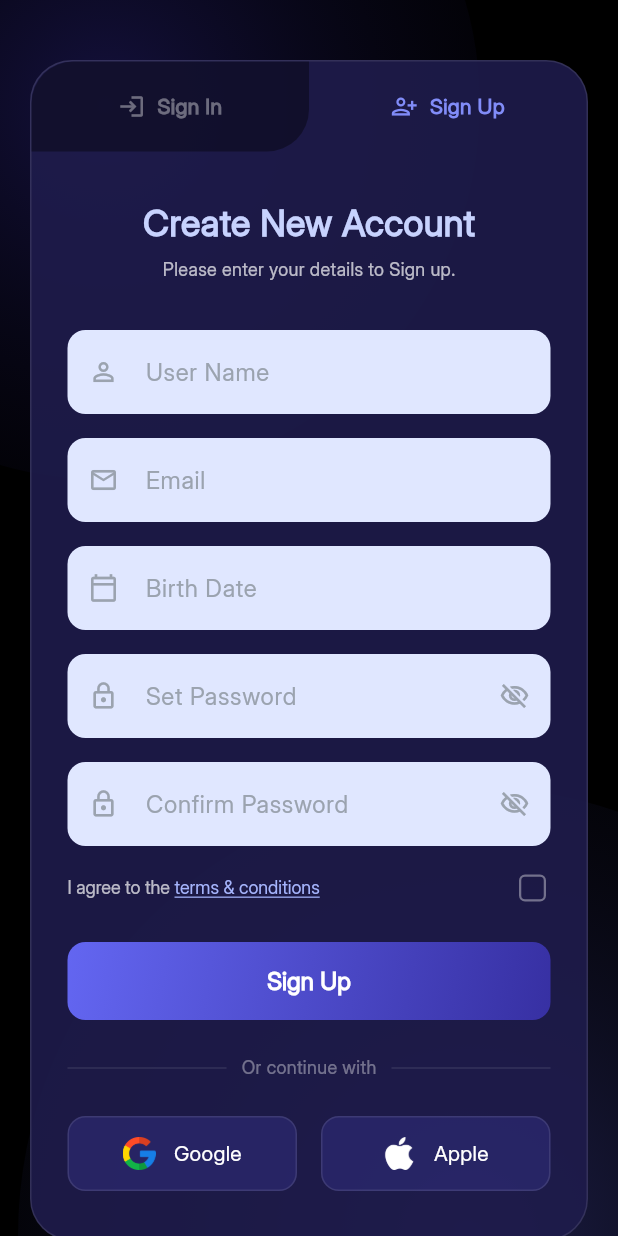
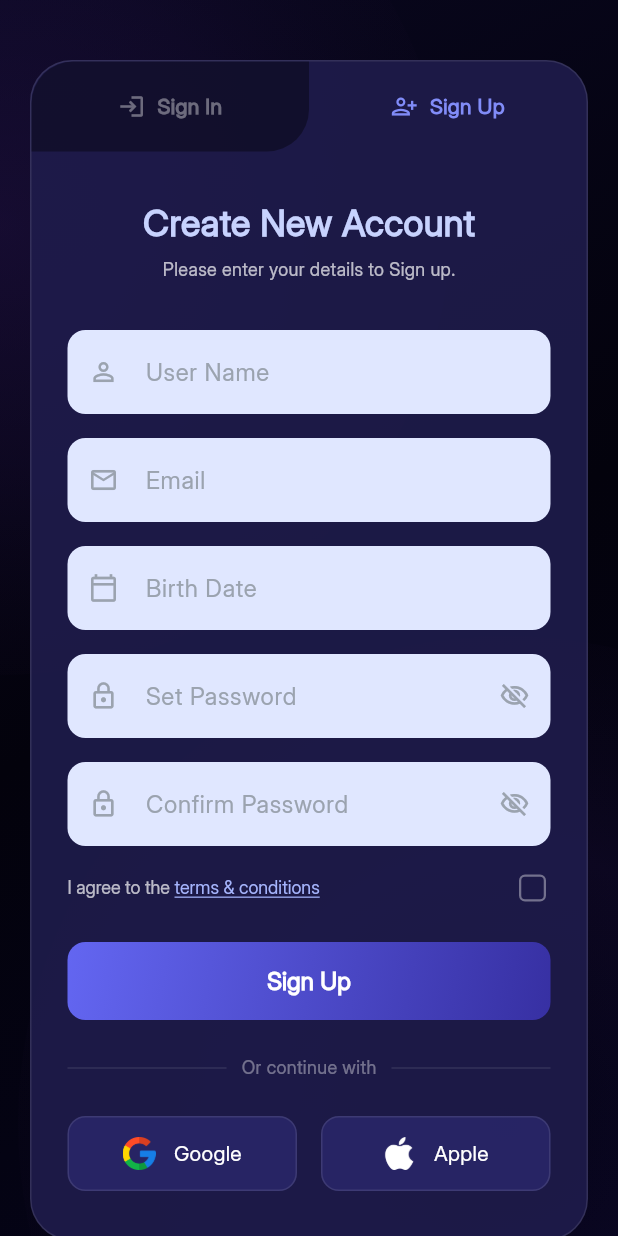
Before and after one commit to shekhorchandra/verdict_debate, a Flutter app: the screen it shows after launch, after a tap on "Next", after a tap on "Skip", on a phone screen of 412 x 824 dp. Run offline on Flutter 3.47's test engine with Material 3 defaults, Android fonts, the phone set to English and light mode, and no system bars; our stand-ins replace country_picker, dotted_border, flutter_credit_card, flutter_svg, get, loading_indicator and 1 more; accounts and stored records are empty; network calls fail.

Commit message:
effect in this page global background color

```diff
--- a/lib/App/modules/common/country/view/GenderSelectionView.dart
+++ b/lib/App/modules/common/country/view/GenderSelectionView.dart
@@ -9,7 +9,7 @@ class GenderSelectionView extends GetView<GenderSelectionController> {
   @override
   Widget build(BuildContext context) {
     return Scaffold(
-      backgroundColor: const Color(0xFF0A091E), // Deep dark background
+      backgroundColor: Colors.transparent, // Important for GlobalBackground
       body: SafeArea(
         child: Padding(
           padding: const EdgeInsets.symmetric(horizontal: 20),
--- a/lib/App/modules/common/onboarding/views/onboarding_view.dart
+++ b/lib/App/modules/common/onboarding/views/onboarding_view.dart
@@ -13,15 +13,16 @@ class OnboardingView extends GetView<OnboardingController> {
     // The requested button/indicator gradient
     final primaryGradient = LinearGradient(
       colors: [
+      AppColor.primaryScale.s600, // Blue 800
         AppColor.primaryScale.s500, // Indigo 500
-        AppColor.primaryScale.s800, // Blue 800
+
       ],
       begin: Alignment.topLeft,
       end: Alignment.bottomRight,
     );
 
     return Scaffold(
-      backgroundColor: Colors.black,
+      backgroundColor: Colors.transparent, // Important for GlobalBackground
       body: Stack(
         children: [
           // 1. BACKGROUND PAGEVIEW
@@ -55,7 +56,8 @@ class OnboardingView extends GetView<OnboardingController> {
                           // Lower Middle: Very dark indigo/black blend
                           Colors.black.withOpacity(0.8),
                           // Bottom: Solid black for text/button contrast
-                          Colors.black,
+                          // Colors.black,
+                          AppColor.primaryScale.s950.withOpacity(0.1),
                         ],
                         stops: const [0.0, 0.4, 0.7, 1.0],
                       ),
@@ -66,15 +68,15 @@ class OnboardingView extends GetView<OnboardingController> {
                   Positioned(
                     left: 30,
                     right: 30,
-                    bottom: 240,
+                    bottom: 230,
                     child: Column(
                       children: [
                         Text(
                           page['title']!,
                           textAlign: TextAlign.center,
                           style: AppText.h1.bold.copyWith(
-                            color: const Color(0xFFC7D2FE),
-                            fontSize: 28,
+                            color: const Color(0xFFA5B4FC),
+                            fontSize: 24,
                             letterSpacing: -0.5,
                           ),
                         ),
--- a/lib/App/modules/debate/profile/about_us/views/About_View.dart
+++ b/lib/App/modules/debate/profile/about_us/views/About_View.dart
@@ -10,7 +10,7 @@ class AboutView extends GetView<AboutController> {
   @override
   Widget build(BuildContext context) {
     return Scaffold(
-      backgroundColor: Colors.transparent,
+      backgroundColor: Colors.transparent, // Important for GlobalBackground
       appBar: const CommonAppBar(backgroundColor: Colors.transparent,title: "About Us"),
       body: SafeArea(
 
--- a/lib/App/modules/debate/profile/account_setting/change_password/views/ChangePasswordView.dart
+++ b/lib/App/modules/debate/profile/account_setting/change_password/views/ChangePasswordView.dart
@@ -9,7 +9,7 @@ class ChangePasswordView extends GetView<ChangePasswordController> {
   @override
   Widget build(BuildContext context) {
     return Scaffold(
-      backgroundColor: const Color(0xFF0F0E28), // Dark background
+      backgroundColor: Colors.transparent, // Important for GlobalBackground
       body: SafeArea(
         child: Column(
           children: [
--- a/lib/App/modules/debate/profile/account_setting/delete_account/views/DeleteAccountView.dart
+++ b/lib/App/modules/debate/profile/account_setting/delete_account/views/DeleteAccountView.dart
@@ -9,7 +9,7 @@ class DeleteAccountView extends GetView<DeleteAccountController> {
   @override
   Widget build(BuildContext context) {
     return Scaffold(
-      backgroundColor: const Color(0xFF0F0E28),
+      backgroundColor: Colors.transparent, // Important for GlobalBackground
       body: SafeArea(
         child: Column(
           children: [
--- a/lib/App/modules/debate/profile/account_setting/setting/controller/AccountSettingsController.dart
+++ b/lib/App/modules/debate/profile/account_setting/setting/controller/AccountSettingsController.dart
@@ -5,7 +5,7 @@ import '../../../../../../routes/app_routes.dart';
 
 class AccountSettingsController extends GetxController {
   // Controllers for the input fields
-  final usernameController = TextEditingController(text: "@tomal_ux");
+  final usernameController = TextEditingController(text: "Tonoy_Saha");
   final emailController = TextEditingController(text: "example123@gmail.com");
   final dobController = TextEditingController(text: "01/04/2001");
 
--- a/lib/App/modules/debate/profile/account_setting/setting/views/AccountSettingsView.dart
+++ b/lib/App/modules/debate/profile/account_setting/setting/views/AccountSettingsView.dart
@@ -9,7 +9,7 @@ class AccountSettingsView extends GetView<AccountSettingsController> {
   @override
   Widget build(BuildContext context) {
     return Scaffold(
-      backgroundColor: const Color(0xFF0F0E28),
+      backgroundColor: Colors.transparent, // Important for GlobalBackground
       body: SafeArea(
         child: Column(
           children: [
--- a/lib/App/modules/debate/profile/buy_gift/views/BuyGiftsView.dart
+++ b/lib/App/modules/debate/profile/buy_gift/views/BuyGiftsView.dart
@@ -9,7 +9,7 @@ class BuyGiftsView extends GetView<BuyGiftsController> {
   @override
   Widget build(BuildContext context) {
     return Scaffold(
-      backgroundColor: Colors.transparent, // Matches the dark background
+      backgroundColor: Colors.transparent, // Important for GlobalBackground
       body: SafeArea(
         child: Column(
           children: [
--- a/lib/App/modules/debate/profile/chat/chat_conversation/views/ChatView.dart
+++ b/lib/App/modules/debate/profile/chat/chat_conversation/views/ChatView.dart
@@ -8,7 +8,7 @@ class ChatView extends GetView<ChatController> {
   @override
   Widget build(BuildContext context) {
     return Scaffold(
-      backgroundColor: const Color(0xFF0D0C1E), // Dark background
+      backgroundColor: Colors.transparent, // Important for GlobalBackground
       appBar: _buildAppBar(),
       body: Column(
         children: [
--- a/lib/App/modules/debate/profile/chat/message/views/MessagesView.dart
+++ b/lib/App/modules/debate/profile/chat/message/views/MessagesView.dart
@@ -11,7 +11,7 @@ class MessagesView extends GetView<MessagesController> {
     return DefaultTabController(
       length: 2,
       child: Scaffold(
-        backgroundColor: const Color(0xFF0D0C1E),
+        backgroundColor: Colors.transparent, // Important for GlobalBackground
         appBar: AppBar(
           backgroundColor: Colors.transparent,
           elevation: 0,
--- a/lib/App/modules/debate/profile/gems/views/GemsShopView.dart
+++ b/lib/App/modules/debate/profile/gems/views/GemsShopView.dart
@@ -9,7 +9,7 @@ class GemsShopView extends GetView<GemsShopController> {
   @override
   Widget build(BuildContext context) {
     return Scaffold(
-      backgroundColor: const Color(0xFF0A091E), // Deep dark background from design
+      backgroundColor: Colors.transparent, // Important for GlobalBackground
       body: SafeArea(
         child: Column(
           crossAxisAlignment: CrossAxisAlignment.start,
--- a/lib/App/modules/debate/profile/gift/views/GiftsView.dart
+++ b/lib/App/modules/debate/profile/gift/views/GiftsView.dart
@@ -10,7 +10,7 @@ class GiftsView extends GetView<GiftsController> {
   @override
   Widget build(BuildContext context) {
     return Scaffold(
-      backgroundColor: Colors.transparent,
+      backgroundColor: Colors.transparent, // Important for GlobalBackground
       body: SafeArea(
         child: Column(
           children: [
--- a/lib/App/modules/debate/profile/my_profile_view/controller/MyProfileController.dart
+++ b/lib/App/modules/debate/profile/my_profile_view/controller/MyProfileController.dart
@@ -6,7 +6,7 @@ class MyProfileController extends GetxController {
   var selectedTab = 0.obs;
 
   // Mock User Data
-  var username = "@tomal_ux".obs;
+  var username = "Tonoy_Saha".obs;
   var followers = "3455".obs;
   var debatesWon = "134".obs;
   var pollsCount = "86".obs;
@@ -51,7 +51,7 @@ class MyProfileController extends GetxController {
   // 3. Mock Data for Reposts Tab
   final List<Map<String, dynamic>> myReposts = [
     {
-      "repostedBy": "@tomal_ux",
+      "repostedBy": "Tonoy_Saha",
       "repostTime": "1 day ago",
       "originalUser": "@zara_debates",
       "originalTime": "Ends 1 week ago",
--- a/lib/App/modules/debate/profile/my_profile_view/views/MyProfileView.dart
+++ b/lib/App/modules/debate/profile/my_profile_view/views/MyProfileView.dart
@@ -108,7 +108,7 @@ class MyProfileView extends GetView<MyProfileController> {
                   children: [
                     Row(
                       children: [
-                        Text("@tomal_ux", style: AppText.h4.bold.copyWith(color: Colors.white)),
+                        Text("Tonoy_Saha", style: AppText.h4.bold.copyWith(color: Colors.white)),
                         const SizedBox(width: 8),
                         const Text("🇧🇩", style: TextStyle(fontSize: 18)),
                       ],
@@ -255,7 +255,7 @@ class MyProfileView extends GetView<MyProfileController> {
             ],
           ),
           const SizedBox(height: 15),
-          _miniProfileHeader("@tomal_ux", "Ends 1 week ago", isDark: false),
+          _miniProfileHeader("Tonoy_Saha", "Ends 1 week ago", isDark: false),
           const SizedBox(height: 15),
           Text(
             "Should remote work be the default for tech companies?",
@@ -380,7 +380,7 @@ class MyProfileView extends GetView<MyProfileController> {
                   children: [
                     Row(
                       children: [
-                        Text("@tomal_ux", style: AppText.body1.bold),
+                        Text("Tonoy_Saha", style: AppText.body1.bold),
                         const SizedBox(width: 8),
                         const Icon(Icons.repeat, color: Color(0xFF6366F1), size: 16),
                         const SizedBox(width: 4),
--- a/lib/App/modules/debate/profile/user_profile/controller/ProfileController.dart
+++ b/lib/App/modules/debate/profile/user_profile/controller/ProfileController.dart
@@ -1,7 +1,7 @@
 import 'package:get/get.dart';
 
 class ProfileController extends GetxController {
-  var username = "@tomal_ux".obs;
+  var username = "Tonoy_Saha".obs;
   var followers = "3455".obs;
   var debatesWon = "134".obs;
   var polls = "86".obs;
--- a/lib/global_background.dart
+++ b/lib/global_background.dart
@@ -1,6 +1,4 @@
 import 'package:flutter/material.dart';
-import 'package:get/get.dart';
-import 'App/core/values/app_color.dart';
 
 class GlobalBackground extends StatelessWidget {
   final Widget child;
@@ -10,41 +8,69 @@ class GlobalBackground extends StatelessWidget {
   @override
   Widget build(BuildContext context) {
     return Scaffold(
-      backgroundColor: Colors.black,
-      body: Stack(
-        children: [
-          Positioned(
-            top: -180,
-            left: -180,
-            child: _glowCircle(
-              500,
-              AppColor.primaryScale.s700.withOpacity(0.3),
+      // The absolute darkest color of your background
+      backgroundColor: const Color(0xFF02010A),
+      body: Container(
+        decoration: const BoxDecoration(
+          gradient: LinearGradient(
+            begin: Alignment.topLeft,
+            end: Alignment.bottomRight,
+            colors: [
+              Color(0xFF09071F), // Slightly lighter navy at top
+              Color(0xFF03020C), // Deep black-navy center
+              Color(0xFF05041A), // Subtle lift at bottom
+            ],
           ),
         ),
+        child: Stack(
+          children: [
+            /// Top-left deep purple glow
             Positioned(
-            bottom: -300,
-            right: -200,
+              top: -150,
+              left: -300,
               child: _glowCircle(
                 600,
-              AppColor.primaryScale.s500.withOpacity(0.3),
+                const Color(0xFF2C1654).withOpacity(0.4), // Muted purple
               ),
             ),
-          child,
+
+            /// Bottom-right vibrant indigo glow (the most visible part)
+            Positioned(
+              bottom: -250,
+              right: -250,
+              child: _glowCircle(
+                650,
+                const Color(0xFF2C1654).withOpacity(0.01), // Vibrant indigo/navy
+              ),
+            ),
+
+            /// Content
+            SafeArea(
+              child: child,
+            ),
           ],
+        ),
       ),
     );
   }
 
-  Widget _glowCircle(double size, Color color) {
-    return Container(
+  static Widget _glowCircle(double size, Color color) {
+    return IgnorePointer(
+      child: Container(
         width: size,
         height: size,
         decoration: BoxDecoration(
           shape: BoxShape.circle,
           gradient: RadialGradient(
             center: Alignment.center,
-          radius: 0.8,
-          colors: [color, Colors.transparent],
+            radius: 0.7,
+            colors: [
+              color,
+              color.withOpacity(0.2),
+              Colors.transparent,
+            ],
+            stops: const [0.0, 0.4, 1.0],
+          ),
         ),
       ),
     );
```
Lines whose indentation alone changed are shown as unchanged.
